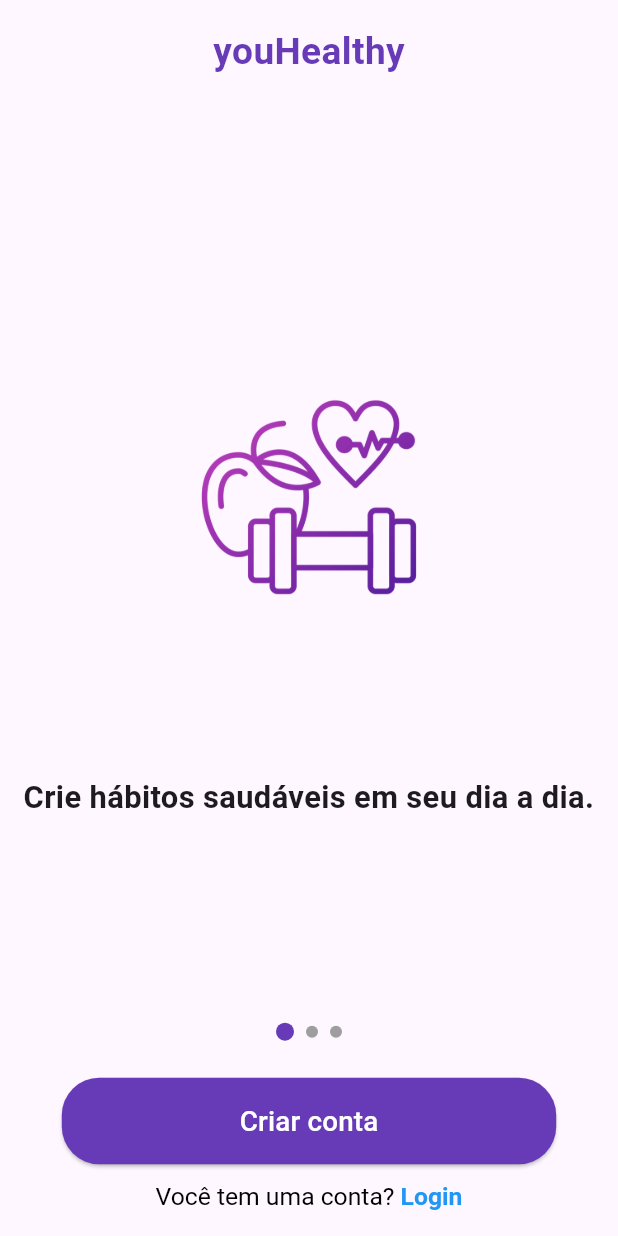
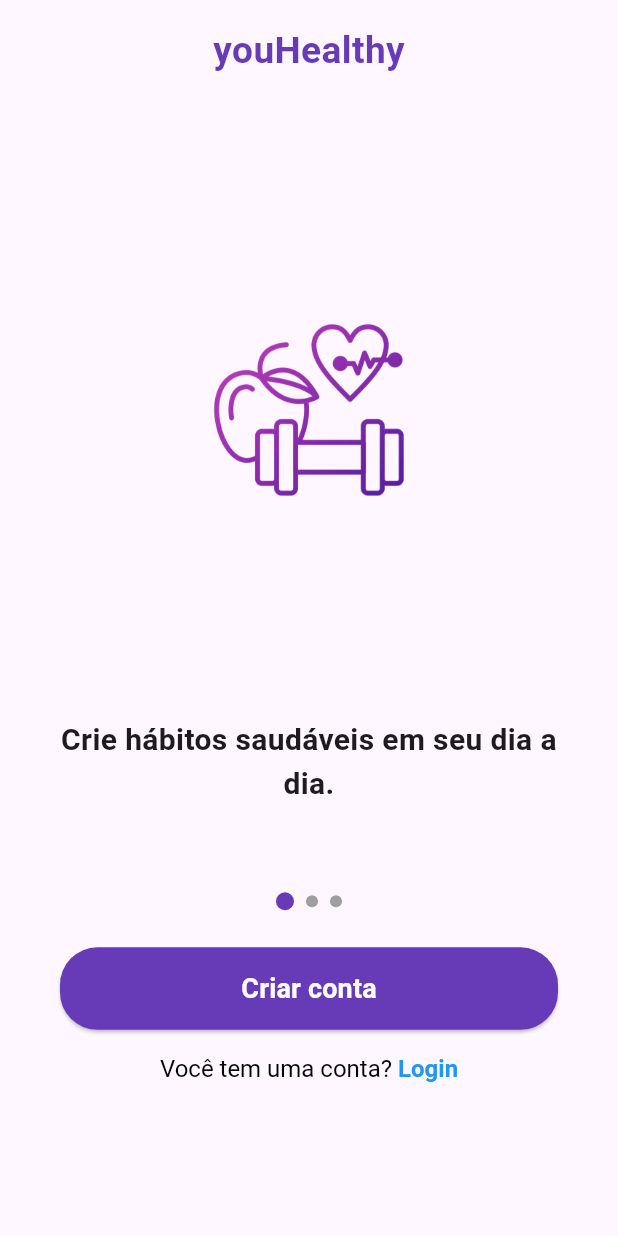
Before and after one commit to AndersonMarques0/youHealthy, a Flutter app: the screen it shows after launch, after a tap on "Começar", on a phone screen of 412 x 824 dp. Run offline on Flutter 3.47's test engine with Material 3 defaults, Android fonts, the phone set to English and light mode, and no system bars; our stand-ins replace google_fonts; network calls fail.

Commit message:
layout da home page

```diff
--- a/youhealthy/lib/screens/introdute_page.dart
+++ b/youhealthy/lib/screens/introdute_page.dart
@@ -38,35 +38,39 @@
 
   @override
   void dispose() {
-    SystemChrome.setPreferredOrientations([
-      DeviceOrientation.portraitUp,
-      DeviceOrientation.portraitDown,
-      DeviceOrientation.landscapeLeft,
-      DeviceOrientation.landscapeRight,
-    ]);
+
     super.dispose();
   }
 
   @override
   Widget build(BuildContext context) {
     final size = MediaQuery.of(context).size;
-    final screenHeight = size.height;
-    final screenWidth = size.width;
 
     return Scaffold(
-      body: SafeArea(
+      body: LayoutBuilder(
+        builder: (context, constraints) {
+          return SingleChildScrollView(
+            child: ConstrainedBox(
+              constraints: BoxConstraints(
+                minHeight: constraints.maxHeight,
+              ),
+              child: SafeArea(
+                child: Padding(
+                  padding: const EdgeInsets.symmetric(horizontal: 24.0, vertical: 16.0),
                   child: Column(
                     children: [
-            SizedBox(height: screenHeight * 0.02),
                       Text(
                         "youHealthy",
                         style: TextStyle(
-                fontSize: screenWidth * 0.06,
+                          fontSize: size.width * 0.06,
                           fontWeight: FontWeight.bold,
                           color: Colors.deepPurple,
                         ),
                       ),
-            Expanded(
+                      SizedBox(height: size.height * 0.03),
+
+                      SizedBox(
+                        height: size.height * 0.60,
                         child: PageView.builder(
                           controller: _pageController,
                           itemCount: pages.length,
@@ -82,15 +86,15 @@
                               children: [
                                 Image.asset(
                                   page["image"]!,
-                        height: screenHeight * 0.35,
+                                  height: size.height * 0.40,
                                   fit: BoxFit.contain,
                                 ),
-                      SizedBox(height: screenHeight * 0.05),
+                                SizedBox(height: size.height * 0.05),
                                 Text(
                                   page["text"]!,
                                   textAlign: TextAlign.center,
-                        style: TextStyle(
-                          fontSize: screenWidth * 0.05,
+                                  style: const TextStyle(
+                                    fontSize: 20,
                                     fontWeight: FontWeight.bold,
                                   ),
                                 ),
@@ -99,6 +103,9 @@
                           },
                         ),
                       ),
+
+                      SizedBox(height: size.height * 0.03),
+
                       Row(
                         mainAxisAlignment: MainAxisAlignment.center,
                         children: List.generate(
@@ -116,12 +123,14 @@
                           ),
                         ),
                       ),
-            SizedBox(height: screenHeight * 0.03),
+
+                      SizedBox(height: size.height * 0.03),
+
                       Padding(
-              padding: EdgeInsets.symmetric(horizontal: screenWidth * 0.1),
+                        padding: const EdgeInsets.symmetric(horizontal: 16),
                         child: SizedBox(
                           width: double.infinity,
-                height: screenHeight * 0.07,
+                          height: 55,
                           child: ElevatedButton(
                             style: ElevatedButton.styleFrom(
                               backgroundColor: Colors.deepPurple,
@@ -132,28 +141,29 @@
                             onPressed: () {
                               Navigator.pushNamed(context, '/sign');
                             },
-                  child: Text(
+                            child: const Text(
                               "Criar conta",
                               style: TextStyle(
-                      fontSize: screenWidth * 0.045,
+                                fontSize: 18,
                                 color: Colors.white,
+                                fontWeight: FontWeight.bold,
                               ),
                             ),
                           ),
                         ),
                       ),
-            SizedBox(height: screenHeight * 0.015),
+                      SizedBox(height: size.height * 0.02),
                       GestureDetector(
                         onTap: () {
                           Navigator.pushNamed(context, '/login');
                         },
                         child: RichText(
-                text: TextSpan(
+                          text: const TextSpan(
                             style: TextStyle(
                               color: Colors.black,
-                    fontSize: screenWidth * 0.04,
+                              fontSize: 16,
                             ),
-                  children: const [
+                            children: [
                               TextSpan(text: "Você tem uma conta? "),
                               TextSpan(
                                 text: "Login",
@@ -165,10 +175,14 @@
                             ],
                           ),
                         ),
-            ),
-            SizedBox(height: screenHeight * 0.02),
+                      )
                     ],
                   ),
+                ),
+              ),
+            ),
+          );
+        },
       ),
     );
   }
--- a/youhealthy/lib/screens/welcome_page.dart
+++ b/youhealthy/lib/screens/welcome_page.dart
@@ -1,5 +1,6 @@
 import 'package:flutter/material.dart';
 import 'package:flutter/services.dart';
+import 'package:google_fonts/google_fonts.dart';
 
 class WelcomePage extends StatefulWidget {
   const WelcomePage({super.key});
@@ -20,64 +21,70 @@
 
   @override
   void dispose() {
-    SystemChrome.setPreferredOrientations([
-      DeviceOrientation.portraitUp,
-      DeviceOrientation.portraitDown,
-      DeviceOrientation.landscapeLeft,
-      DeviceOrientation.landscapeRight,
-    ]);
+
     super.dispose();
   }
 
   @override
   Widget build(BuildContext context) {
     final size = MediaQuery.of(context).size;
-    final screenHeight = size.height;
-    final screenWidth = size.width;
+    final double paddingHorizontal = size.width * 0.06;
+    final double paddingVertical = size.height * 0.02;
 
     return Scaffold(
-      body: LayoutBuilder(
-        builder: (context, constraints) {
-          return Stack(
-            fit: StackFit.expand,
+      body: SingleChildScrollView(
+        child: ConstrainedBox(
+          constraints: BoxConstraints(
+            minHeight: size.height,
+          ),
+          child: Stack(
             children: [
-              Image.asset(
+              SizedBox(
+                height: size.height,
+                width: size.width,
+                child: Image.asset(
                   'assets/images/treino.jpg',
                   fit: BoxFit.cover,
+                ),
               ),
               SafeArea(
                 child: Padding(
                   padding: EdgeInsets.symmetric(
-                    horizontal: screenWidth * 0.06,
-                    vertical: screenHeight * 0.02,
+                    horizontal: paddingHorizontal,
+                    vertical: paddingVertical,
                   ),
+                  child: SizedBox(
+                    height: size.height - paddingVertical * 2 - MediaQuery.of(context).padding.top,
                     child: Column(
                       mainAxisAlignment: MainAxisAlignment.spaceBetween,
                       children: [
                         Column(
                           children: [
                             Text(
-                            'youHealthy',
-                            style: TextStyle(
-                              fontSize: screenWidth * 0.05,
-                              color: Colors.white70,
+                              'youhealthy',
+                              style: GoogleFonts.interTight(
+                                fontSize: 20,
+                                fontWeight: FontWeight.w600,
+                                color: const Color.fromARGB(179, 136, 135, 135),
                               ),
                             ),
-                          SizedBox(height: screenHeight * 0.02),
+                            SizedBox(height: size.height * 0.02),
                             Text(
                               'Aprenda sobre saúde\n e musculação.',
                               textAlign: TextAlign.center,
-                            style: TextStyle(
-                              fontSize: screenWidth * 0.07,
-                              fontWeight: FontWeight.bold,
-                              color: Colors.white,
+                              style: GoogleFonts.interTight(
+                                fontSize: 30 + size.width * 0.01,
+                                fontWeight: FontWeight.w600,
+                                color: Colors.black,
                               ),
                             ),
                           ],
                         ),
+                        Column(
+                          children: [
                             SizedBox(
                               width: double.infinity,
-                        height: screenHeight * 0.07,
+                              height: 55,
                               child: ElevatedButton(
                                 style: ElevatedButton.styleFrom(
                                   backgroundColor: Colors.white,
@@ -88,11 +95,19 @@
                                 onPressed: () {
                                   Navigator.pushNamed(context, '/intro');
                                 },
-                          child: Text(
+                                child: const Text(
                                   'Começar',
                                   style: TextStyle(
-                              fontSize: screenWidth * 0.045,
+                                    fontSize: 18,
                                     color: Colors.black,
+                                    fontWeight: FontWeight.bold,
+                                  ),
+                                ),
+                              ),
+                            ),
+                          ],
+                        ),
+                      ],
                     ),
                   ),
                 ),
@@ -101,10 +116,6 @@
           ),
         ),
       ),
-            ],
-          );
-        },
-      ),
     );
   }
 }
--- a/youhealthy/pubspec.yaml
+++ b/youhealthy/pubspec.yaml
@@ -9,6 +9,7 @@
 dependencies:
   flutter:
     sdk: flutter
+  google_fonts: ^6.3.2
 
 dev_dependencies:
   flutter_test:
```
Also changed, not shown: youhealthy/lib/screens/home_page.dart (+132 -103 lines). Lines whose indentation alone changed are shown as unchanged.
